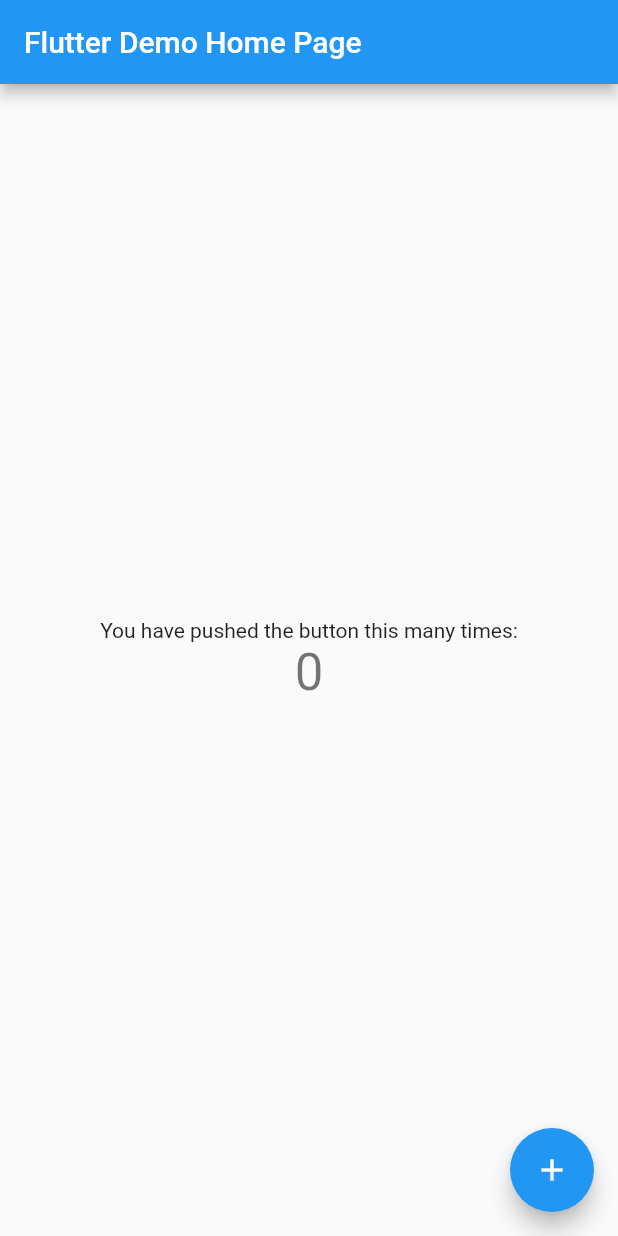
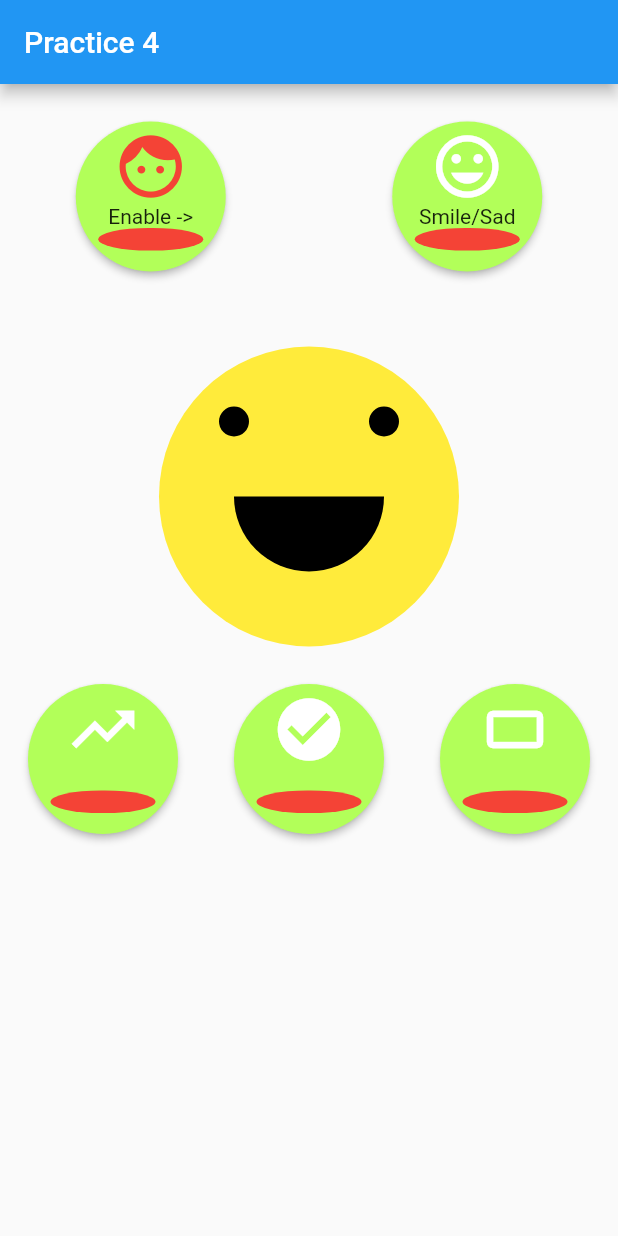
Before and after one commit to samuell324/practice_4_2, a Flutter app: the screen it shows after launch, on a phone screen of 412 x 824 dp. Run offline on Flutter 3.47's test engine with Material 2 defaults, Android fonts, the phone set to English and light mode, and no system bars.

Commit message:
practice commit

```diff
--- /dev/null
+++ b/lib/customButton.dart
@@ -0,0 +1,38 @@
+import 'package:flutter/material.dart';
+
+class CustomButton extends StatelessWidget {
+  CustomButton({this.icon, this.text, this.onPressed});
+
+  final Widget icon;
+  final Widget text;
+  final Function onPressed;
+
+  @override
+  Widget build(BuildContext context) {
+    return RawMaterialButton(
+      onPressed: onPressed,
+      elevation: 2.0,
+      fillColor: Colors.lightGreenAccent,
+      child: SizedBox(
+        width: 90,
+        height: 90,
+        child: Column(
+          children: [
+            icon,
+            text,
+            Container(
+              height: 15,
+              width: 70,
+              decoration: new BoxDecoration(
+                color: Colors.red,
+                borderRadius: new BorderRadius.all(Radius.elliptical(45, 10)),
+              ),
+            ),
+          ],
+        ),
+      ),
+      padding: EdgeInsets.all(5.0),
+      shape: CircleBorder(),
+    );
+  }
+}
--- a/lib/main.dart
+++ b/lib/main.dart
@@ -1,117 +1,15 @@
 import 'package:flutter/material.dart';
+import 'smileWidget.dart';
 
 void main() {
-  runApp(MyApp());
+  runApp(CustomWidgetApp());
 }
 
-class MyApp extends StatelessWidget {
-  // This widget is the root of your application.
+class CustomWidgetApp extends StatelessWidget {
   @override
   Widget build(BuildContext context) {
     return MaterialApp(
-      title: 'Flutter Demo',
-      theme: ThemeData(
-        // This is the theme of your application.
-        //
-        // Try running your application with "flutter run". You'll see the
-        // application has a blue toolbar. Then, without quitting the app, try
-        // changing the primarySwatch below to Colors.green and then invoke
-        // "hot reload" (press "r" in the console where you ran "flutter run",
-        // or simply save your changes to "hot reload" in a Flutter IDE).
-        // Notice that the counter didn't reset back to zero; the application
-        // is not restarted.
-        primarySwatch: Colors.blue,
-        // This makes the visual density adapt to the platform that you run
-        // the app on. For desktop platforms, the controls will be smaller and
-        // closer together (more dense) than on mobile platforms.
-        visualDensity: VisualDensity.adaptivePlatformDensity,
-      ),
-      home: MyHomePage(title: 'Flutter Demo Home Page'),
+      home: MainWidget(),
     );
   }
 }
-
-class MyHomePage extends StatefulWidget {
-  MyHomePage({Key key, this.title}) : super(key: key);
-
-  // This widget is the home page of your application. It is stateful, meaning
-  // that it has a State object (defined below) that contains fields that affect
-  // how it looks.
-
-  // This class is the configuration for the state. It holds the values (in this
-  // case the title) provided by the parent (in this case the App widget) and
-  // used by the build method of the State. Fields in a Widget subclass are
-  // always marked "final".
-
-  final String title;
-
-  @override
-  _MyHomePageState createState() => _MyHomePageState();
-}
-
-class _MyHomePageState extends State<MyHomePage> {
-  int _counter = 0;
-
-  void _incrementCounter() {
-    setState(() {
-      // This call to setState tells the Flutter framework that something has
-      // changed in this State, which causes it to rerun the build method below
-      // so that the display can reflect the updated values. If we changed
-      // _counter without calling setState(), then the build method would not be
-      // called again, and so nothing would appear to happen.
-      _counter++;
-    });
-  }
-
-  @override
-  Widget build(BuildContext context) {
-    // This method is rerun every time setState is called, for instance as done
-    // by the _incrementCounter method above.
-    //
-    // The Flutter framework has been optimized to make rerunning build methods
-    // fast, so that you can just rebuild anything that needs updating rather
-    // than having to individually change instances of widgets.
-    return Scaffold(
-      appBar: AppBar(
-        // Here we take the value from the MyHomePage object that was created by
-        // the App.build method, and use it to set our appbar title.
-        title: Text(widget.title),
-      ),
-      body: Center(
-        // Center is a layout widget. It takes a single child and positions it
-        // in the middle of the parent.
-        child: Column(
-          // Column is also a layout widget. It takes a list of children and
-          // arranges them vertically. By default, it sizes itself to fit its
-          // children horizontally, and tries to be as tall as its parent.
-          //
-          // Invoke "debug painting" (press "p" in the console, choose the
-          // "Toggle Debug Paint" action from the Flutter Inspector in Android
-          // Studio, or the "Toggle Debug Paint" command in Visual Studio Code)
-          // to see the wireframe for each widget.
-          //
-          // Column has various properties to control how it sizes itself and
-          // how it positions its children. Here we use mainAxisAlignment to
-          // center the children vertically; the main axis here is the vertical
-          // axis because Columns are vertical (the cross axis would be
-          // horizontal).
-          mainAxisAlignment: MainAxisAlignment.center,
-          children: <Widget>[
-            Text(
-              'You have pushed the button this many times:',
-            ),
-            Text(
-              '$_counter',
-              style: Theme.of(context).textTheme.headline4,
-            ),
-          ],
-        ),
-      ),
-      floatingActionButton: FloatingActionButton(
-        onPressed: _incrementCounter,
-        tooltip: 'Increment',
-        child: Icon(Icons.add),
-      ), // This trailing comma makes auto-formatting nicer for build methods.
-    );
-  }
-}
--- /dev/null
+++ b/lib/smileBody.dart
@@ -0,0 +1,21 @@
+import 'dart:math' as Math;
+import 'package:flutter/material.dart';
+
+class SmileyPainter extends CustomPainter {
+  @override
+  void paint(Canvas canvas, Size size) {
+    final radius = Math.min(size.width, size.height) / 2.5;
+    final center = Offset(size.width / 2, size.height / 2);
+    // Body
+    final paint = Paint()..color = Colors.yellow;
+    canvas.drawCircle(center, radius, paint);
+    // Eyes
+    canvas.drawCircle(
+        Offset(center.dx - radius / 2, center.dy - radius / 2), 10, Paint());
+    canvas.drawCircle(
+        Offset(center.dx + radius / 2, center.dy - radius / 2), 10, Paint());
+  }
+
+  @override
+  bool shouldRepaint(CustomPainter oldDelegate) => true;
+}
--- /dev/null
+++ b/lib/smileMouth.dart
@@ -0,0 +1,21 @@
+import 'dart:math' as Math;
+import 'package:flutter/material.dart';
+
+class Smile extends CustomPainter {
+  //Mouth
+  void paint(Canvas canvas, Size size) {
+    final center = Offset(size.width / 2, size.height / 2);
+    final radius = Math.min(size.width, size.height) / 2.5;
+    drawMouth() {
+      final smilePaint = Paint()
+        ..style = PaintingStyle.fill
+        ..strokeWidth = 10;
+      canvas.drawArc(Rect.fromCircle(center: center, radius: radius / 2), 0,
+          Math.pi, false, smilePaint);
+    }
+
+    drawMouth();
+  }
+
+  bool shouldRepaint(CustomPainter oldDelegate) => true;
+}
--- /dev/null
+++ b/lib/smileWidget.dart
@@ -0,0 +1,173 @@
+import 'package:flutter/material.dart';
+import 'customButton.dart';
+import 'smileBody.dart';
+import 'smileMouth.dart';
+
+class MainWidget extends StatefulWidget {
+  @override
+  _MainWidgetState createState() => _MainWidgetState();
+}
+
+class _MainWidgetState extends State<MainWidget>
+    with SingleTickerProviderStateMixin {
+  var tapValue = 0;
+  static AnimationController animController;
+  var _radioValue;
+  var bottomControl = 0;
+
+  animationFun() {
+    setState(() {
+      if (tapValue == 1 && bottomControl == 0) {
+        animController.forward();
+        bottomControl++;
+      } else if (tapValue == 1 && bottomControl == 1) {
+        animController.reverse();
+        bottomControl--;
+      }
+    });
+  }
+
+  @override
+  void initState() {
+    animController = AnimationController(
+      duration: const Duration(milliseconds: 400),
+      vsync: this,
+    );
+    super.initState();
+  }
+
+  @override
+  Widget build(BuildContext context) {
+    return Scaffold(
+      appBar: AppBar(
+        title: Text('Practice 4'),
+      ),
+      body: ListView(
+        children: [
+          Container(
+              height: 150,
+              child: Padding(
+                  padding: EdgeInsets.all(20),
+                  child: Row(
+                    mainAxisAlignment: MainAxisAlignment.center,
+                    children: [
+                      Expanded(
+                          child: CustomButton(
+                        text: Text('Enable ->'),
+                        icon: Icon(
+                          Icons.face,
+                          color: Colors.red,
+                          size: 50,
+                        ),
+                        onPressed: () => setState(() {
+                          if (tapValue == 0)
+                            tapValue++;
+                          else
+                            tapValue--;
+                        }),
+                      )),
+                      SizedBox(
+                        width: 50,
+                      ),
+                      Expanded(
+                          child: CustomButton(
+                              text: Text('Smile/Sad'),
+                              onPressed: () => animationFun(),
+                              icon: tapValue == 0
+                                  ? Icon(
+                                      Icons.tag_faces,
+                                      color: Colors.white,
+                                      size: 50,
+                                    )
+                                  : Icon(
+                                      Icons.tag_faces,
+                                      color: Colors.red,
+                                      size: 50,
+                                    )))
+                    ],
+                  ))),
+          RawMaterialButton(
+            onPressed: () => animationFun(),
+            child: Container(
+                width: 300,
+                height: 250,
+                child: CustomPaint(
+                  painter: SmileyPainter(),
+                  child: RotationTransition(
+                    turns: Tween(
+                      begin: 0.0,
+                      end: 0.5,
+                    ).animate(animController),
+                    child: CustomPaint(
+                      painter: Smile(),
+                    ),
+                  ),
+                )),
+          ),
+          Row(
+            mainAxisAlignment: MainAxisAlignment.center,
+            children: [
+              Expanded(
+                child: CustomButton(
+                  text: Text(''),
+                  onPressed: () => setState(() {
+                    _radioValue = 0;
+                  }),
+                  icon: _radioValue == 0
+                      ? Icon(
+                          Icons.trending_up,
+                          color: Colors.red,
+                          size: 50,
+                        )
+                      : Icon(
+                          Icons.trending_up,
+                          color: Colors.white,
+                          size: 50,
+                        ),
+                ),
+              ),
+              Expanded(
+                child: CustomButton(
+                  text: Text(''),
+                  onPressed: () => setState(() {
+                    _radioValue = 1;
+                  }),
+                  icon: _radioValue == 1
+                      ? Icon(
+                          Icons.check_circle,
+                          color: Colors.red,
+                          size: 50,
+                        )
+                      : Icon(
+                          Icons.check_circle,
+                          color: Colors.white,
+                          size: 50,
+                        ),
+                ),
+              ),
+              Expanded(
+                child: CustomButton(
+                  text: Text(''),
+                  onPressed: () => setState(() {
+                    _radioValue = 2;
+                  }),
+                  icon: _radioValue == 2
+                      ? Icon(
+                          Icons.crop_3_2,
+                          color: Colors.red,
+                          size: 50,
+                        )
+                      : Icon(
+                          Icons.crop_3_2,
+                          color: Colors.white,
+                          size: 50,
+                        ),
+                ),
+              ),
+            ],
+          )
+        ],
+      ),
+    );
+  }
+}
```
Also changed, not shown: 1 other file.
